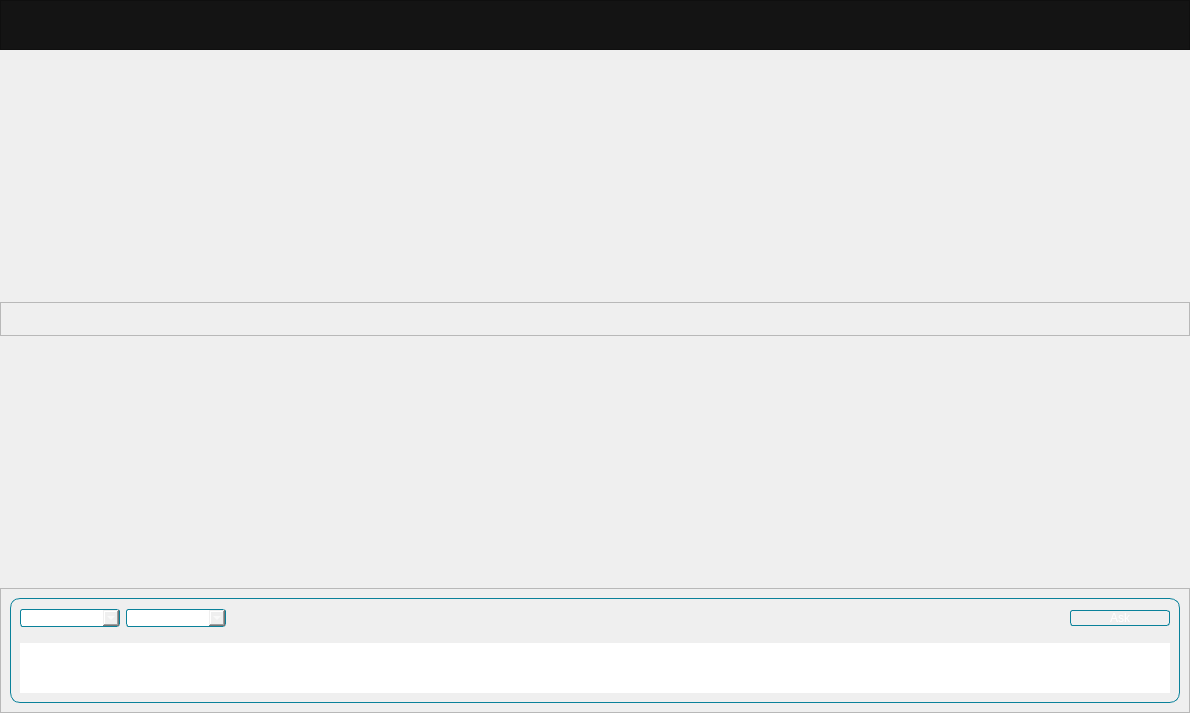
This is interface/form.ui in amd/gaia as Qt 5 draws it before an edit. The edited form follows.
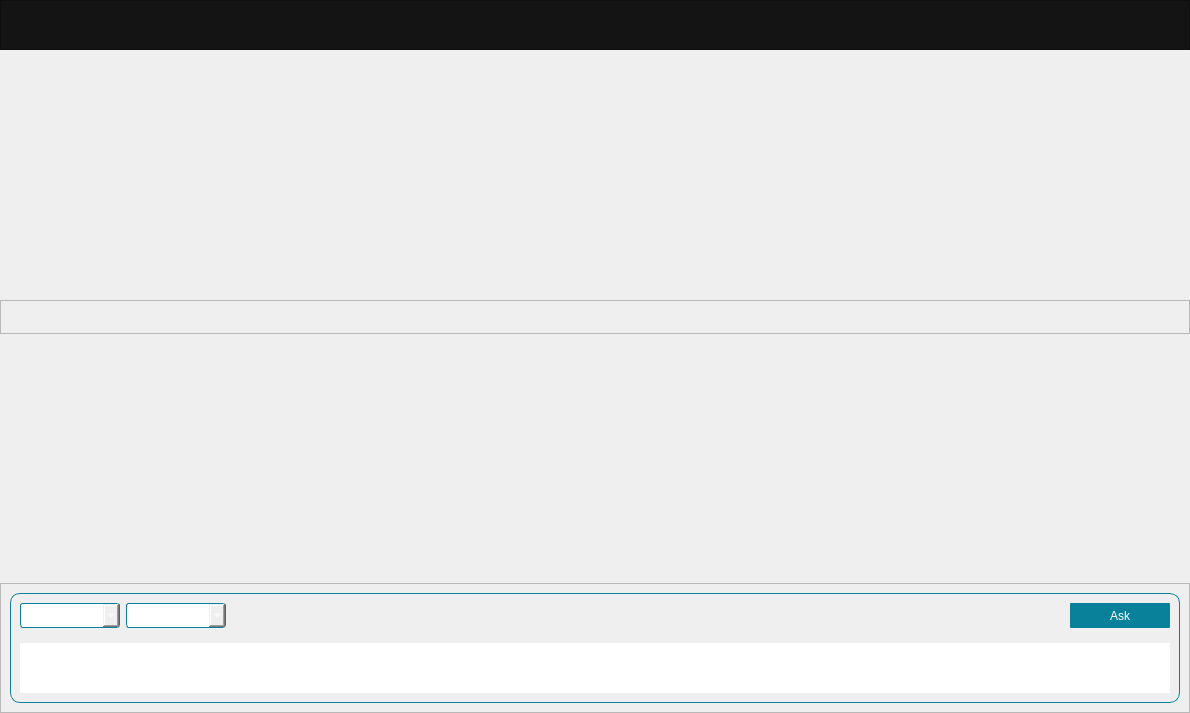
This is the edited form. Icons and pictures are not drawn.

Commit message: send button

The edit to the form file:
```diff
--- a/interface/form.ui
+++ b/interface/form.ui
@@ -180,6 +180,17 @@
    </item>
    <item>
     <widget class="QFrame" name="frame">
+     <property name="styleSheet">
+      <string notr="true">QPushButton {
+    border-radius: 3px;
+    border: 1px solid #0A819A;
+    background-color: #0A819A;
+}
+
+QPushButton:hover {
+    background-color: #4AA9BD;
+}</string>
+     </property>
      <property name="frameShape">
       <enum>QFrame::StyledPanel</enum>
      </property>
@@ -258,7 +269,7 @@
                  <property name="minimumSize">
                   <size>
                    <width>100</width>
-                   <height>0</height>
+                   <height>25</height>
                   </size>
                  </property>
                  <property name="styleSheet">
@@ -278,7 +289,7 @@
                  <property name="minimumSize">
                   <size>
                    <width>100</width>
-                   <height>0</height>
+                   <height>25</height>
                   </size>
                  </property>
                  <property name="styleSheet">
@@ -321,13 +332,11 @@
                  <property name="minimumSize">
                   <size>
                    <width>100</width>
-                   <height>0</height>
+                   <height>25</height>
                   </size>
                  </property>
                  <property name="styleSheet">
-                  <string notr="true">border-radius: 3px;
-border: 1px solid #0A819A;;
-</string>
+                  <string notr="true"/>
                  </property>
                  <property name="text">
                   <string>Ask</string>
```
Left out of the diff: 4 changed lines with no effect on the pictures. The commit also changes 3 other files.
